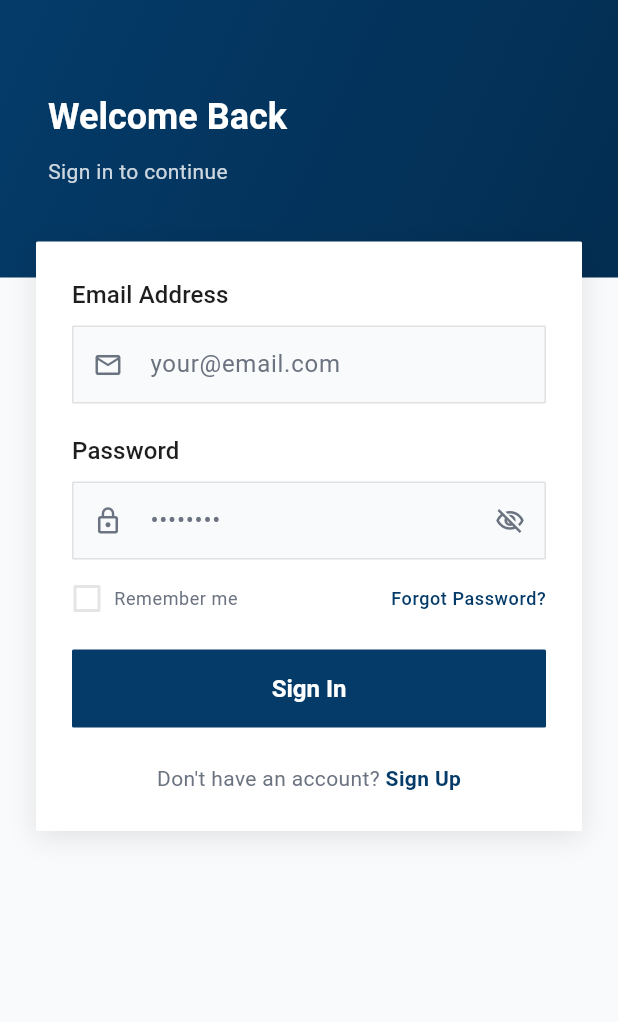
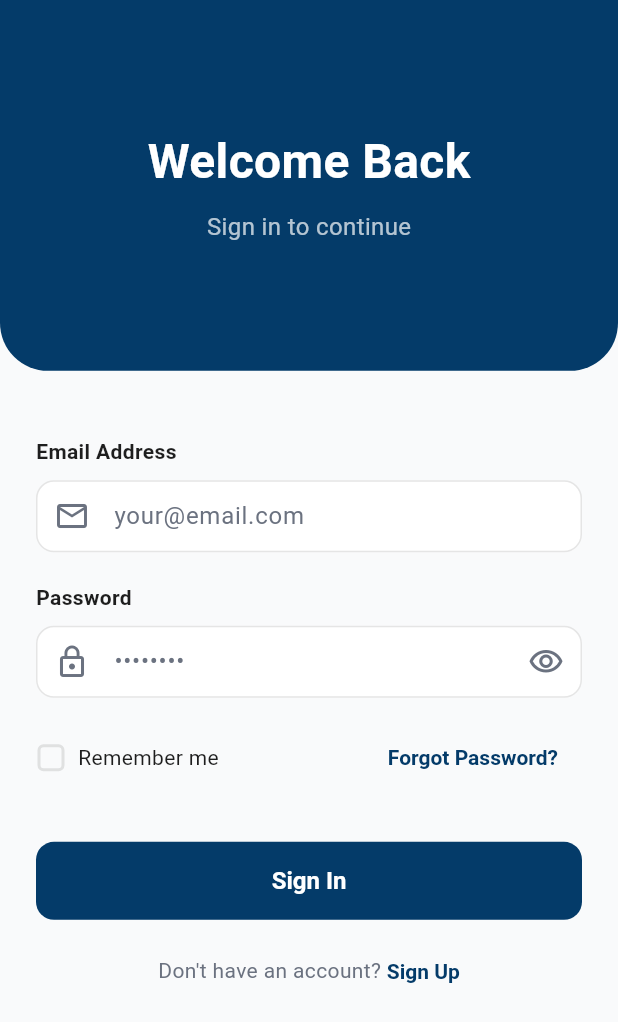
Before and after one commit to niiodartey-tt/suresend, a Flutter app: the screen it shows after launch, on a phone screen of 412 x 824 dp. Shown: the top 1022 px of the screen. Run offline on Flutter 3.47's test engine with Material 3 defaults, Android fonts, the phone set to English and light mode, and no system bars; our stand-ins replace flutter_secure_storage, google_fonts, pinput, share_plus, shared_preferences; accounts and stored records are empty; Roboto replaces fonts that are missing (Lexend Deca).

Commit message:
Implement authentication screens - Login and OTP verification
**Updated Login Screen** (`lib/screens/auth/login_screen.dart`):
- Matches specification: login.png
- Navy blue header section (30% of screen height)
- "Welcome Back" title with "Sign in to continue" subtitle
- White form section (70% of screen)
- Email field with email icon
- Password field with lock icon and visibility toggle
- Remember me checkbox | Forgot Password link
- Sign In button (navy blue, full width, 52px height)
- "Don't have an account? Sign Up" link
- Email validation (format check)
- Password validation (minimum 6 characters)
- Rounded corners on header (32px bottom radius)
- Clean, simple layout matching specification exactly

**New OTP Verification Modal** (`lib/widgets/otp_verification_modal.dart`):
- Matches specification: login_otp_popup.png
- Dark semi-transparent overlay
- Centered white card with rounded corners
- Navy blue header bar with mail icon
- "Verify OTP" title and subtitle
- Shows email address code was sent to
- 6-digit OTP input with auto-advance
- Individual input boxes for each digit
- Auto-focus on first field
- Auto-verify when complete
- Demo OTP: 123456 for testing
- Resend OTP countdown (55 seconds)
- Verify button (light blue when enabled)
- Cancel button (outlined)
- Helper text for demo purposes
- Proper error handling and validation
- Loading state during verification

**Behavior**:
- Login button triggers OTP modal
- OTP modal validates 6-digit code
- Successful verification navigates to Home Screen
- Invalid OTP shows error message and clears fields
- Can resend OTP after countdown expires
- Modal can be closed with Cancel or X button

**Integration**:
- Login screen imports OTP modal
- OTP modal imports Home screen for navigation
- Clean navigation flow: Login → OTP → Home

**Next Steps**:
- Update Sign Up screen
- Update Forgot Password screen
- Create onboarding screens (3 screens)

```diff
--- a/mobile/lib/screens/auth/login_screen.dart
+++ b/mobile/lib/screens/auth/login_screen.dart
@@ -3,9 +3,10 @@ import 'package:provider/provider.dart';
 import 'package:suresend/theme/app_colors.dart';
 import 'package:suresend/theme/app_theme.dart';
 import '../../providers/auth_provider.dart';
+import '../../widgets/otp_verification_modal.dart';
+import '../../screens/home/home_screen.dart';
 import 'register_screen.dart';
 import 'forgot_password_screen.dart';
-import 'otp_verification_screen.dart';
 
 class LoginScreen extends StatefulWidget {
   const LoginScreen({super.key});
@@ -33,85 +34,54 @@ class _LoginScreenState extends State<LoginScreen> {
       return;
     }
 
-    final authProvider = Provider.of<AuthProvider>(context, listen: false);
-
-    final result = await authProvider.login(
-      identifier: _emailController.text.trim(),
-      password: _passwordController.text,
+    // Show OTP verification modal
+    await OTPVerificationModal.show(
+      context: context,
+      email: _emailController.text.trim(),
+      onVerified: () {
+        // Navigate to home screen after successful verification
+        Navigator.of(context).pushAndRemoveUntil(
+          MaterialPageRoute(builder: (context) => const HomeScreen()),
+          (route) => false,
         );
-
-    if (!mounted) return;
-
-    if (result['success']) {
-      final data = result['data'];
-      final phoneNumber = data.phoneNumber;
-
-      if (phoneNumber == null || phoneNumber.isEmpty) {
-        ScaffoldMessenger.of(context).showSnackBar(
-          const SnackBar(
-            content: Text('Phone number not found. Please try again.'),
-            backgroundColor: AppColors.error,
-          ),
+      },
     );
-        return;
-      }
-
-      Navigator.of(context).push(
-        MaterialPageRoute(
-          builder: (context) => OTPVerificationScreen(
-            phoneNumber: phoneNumber,
-            purpose: 'login',
-          ),
-        ),
-      );
-    } else {
-      ScaffoldMessenger.of(context).showSnackBar(
-        SnackBar(
-          content: Text(result['error'] ?? 'Login failed'),
-          backgroundColor: AppColors.error,
-        ),
-      );
-    }
   }
 
   @override
   Widget build(BuildContext context) {
-    final authProvider = Provider.of<AuthProvider>(context);
-
     return Scaffold(
-      backgroundColor: AppColors.background,
-      body: SingleChildScrollView(
+      body: SafeArea(
         child: Column(
           children: [
-            // Gradient Header
+            // Navy Blue Header Section (30% of screen)
             Container(
+              height: MediaQuery.of(context).size.height * 0.30,
               decoration: const BoxDecoration(
-                gradient: LinearGradient(
-                  begin: Alignment.topLeft,
-                  end: Alignment.bottomRight,
-                  colors: [AppColors.primary, AppColors.primaryDark],
+                color: AppColors.primary,
+                borderRadius: BorderRadius.only(
+                  bottomLeft: Radius.circular(32),
+                  bottomRight: Radius.circular(32),
                 ),
               ),
-              padding: const EdgeInsets.fromLTRB(32, 60, 32, 60),
-              width: double.infinity,
-              child: SafeArea(
-                bottom: false,
+              child: const Center(
                 child: Column(
-                  crossAxisAlignment: CrossAxisAlignment.start,
+                  mainAxisAlignment: MainAxisAlignment.center,
                   children: [
                     Text(
                       'Welcome Back',
-                      style: Theme.of(context).textTheme.displaySmall?.copyWith(
-                            color: AppColors.primaryForeground,
-                            fontWeight: FontWeight.w600,
+                      style: TextStyle(
+                        fontSize: 32,
+                        fontWeight: FontWeight.bold,
+                        color: Colors.white,
                       ),
                     ),
-                    const SizedBox(height: 8),
+                    SizedBox(height: 8),
                     Text(
                       'Sign in to continue',
-                      style: Theme.of(context).textTheme.bodyMedium?.copyWith(
-                            color: AppColors.primaryForeground
-                                .withValues(alpha: 0.8),
+                      style: TextStyle(
+                        fontSize: 16,
+                        color: Colors.white70,
                       ),
                     ),
                   ],
@@ -119,91 +89,84 @@ class _LoginScreenState extends State<LoginScreen> {
               ),
             ),
 
-            // Form Card with negative margin to overlap header
-            Transform.translate(
-              offset: const Offset(0, -24),
-              child: Container(
-                constraints: const BoxConstraints(maxWidth: 500),
-                margin: const EdgeInsets.symmetric(horizontal: 24),
-                decoration: BoxDecoration(
-                  color: AppColors.card,
-                  borderRadius:
-                      BorderRadius.circular(AppTheme.cardBorderRadius),
-                  boxShadow: [
-                    BoxShadow(
-                      color: Colors.black.withValues(alpha: 0.1),
-                      blurRadius: 16,
-                      offset: const Offset(0, 4),
-                    ),
-                  ],
-                ),
+            // White Form Section (70% of screen)
+            Expanded(
+              child: SingleChildScrollView(
                 padding: const EdgeInsets.all(24),
                 child: Form(
                   key: _formKey,
                   child: Column(
                     crossAxisAlignment: CrossAxisAlignment.stretch,
                     children: [
-                      // Email Address (can be username or email)
-                      Text(
+                      const SizedBox(height: 20),
+
+                      // Email Address Field
+                      const Text(
                         'Email Address',
-                        style: Theme.of(context).textTheme.labelLarge?.copyWith(
+                        style: TextStyle(
+                          fontSize: 14,
+                          fontWeight: FontWeight.w600,
                           color: AppColors.textPrimary,
-                              fontWeight: FontWeight.w500,
                         ),
                       ),
                       const SizedBox(height: 8),
                       TextFormField(
                         controller: _emailController,
-                        keyboardType: TextInputType.text,
+                        keyboardType: TextInputType.emailAddress,
                         decoration: InputDecoration(
                           hintText: 'your@email.com',
                           prefixIcon: const Icon(
                             Icons.email_outlined,
-                            size: 20,
                             color: AppColors.textMuted,
                           ),
                           filled: true,
-                          fillColor: AppColors.background,
-                          contentPadding: const EdgeInsets.symmetric(
-                            horizontal: 16,
-                            vertical: 14,
+                          fillColor: Colors.white,
+                          border: OutlineInputBorder(
+                            borderRadius: BorderRadius.circular(12),
+                            borderSide: const BorderSide(
+                              color: AppColors.border,
                             ),
-                          border: OutlineInputBorder(
-                            borderRadius: BorderRadius.circular(
-                                AppTheme.inputBorderRadius),
-                            borderSide:
-                                const BorderSide(color: AppColors.border),
                           ),
                           enabledBorder: OutlineInputBorder(
-                            borderRadius: BorderRadius.circular(
-                                AppTheme.inputBorderRadius),
-                            borderSide:
-                                const BorderSide(color: AppColors.border),
+                            borderRadius: BorderRadius.circular(12),
+                            borderSide: const BorderSide(
+                              color: AppColors.border,
+                            ),
                           ),
                           focusedBorder: OutlineInputBorder(
-                            borderRadius: BorderRadius.circular(AppTheme.inputBorderRadius),
-                            borderSide: const BorderSide(color: AppColors.ring, width: 2),
+                            borderRadius: BorderRadius.circular(12),
+                            borderSide: const BorderSide(
+                              color: AppColors.primary,
+                              width: 2,
+                            ),
                           ),
                           errorBorder: OutlineInputBorder(
-                            borderRadius: BorderRadius.circular(AppTheme.inputBorderRadius),
-                            borderSide: const BorderSide(color: AppColors.error),
+                            borderRadius: BorderRadius.circular(12),
+                            borderSide: const BorderSide(
+                              color: AppColors.error,
+                            ),
                           ),
                         ),
                         validator: (value) {
-                          if (value == null || value.trim().isEmpty) {
-                            return 'Please enter your email or username';
+                          if (value == null || value.isEmpty) {
+                            return 'Please enter your email';
+                          }
+                          if (!RegExp(r'^[\w-\.]+@([\w-]+\.)+[\w-]{2,4}$')
+                              .hasMatch(value)) {
+                            return 'Please enter a valid email';
                           }
                           return null;
                         },
                       ),
                       const SizedBox(height: 20),
 
-                      // Password
-                      Text(
+                      // Password Field
+                      const Text(
                         'Password',
-                        style: Theme.of(context).textTheme.labelLarge?.copyWith(
+                        style: TextStyle(
+                          fontSize: 14,
+                          fontWeight: FontWeight.w600,
                           color: AppColors.textPrimary,
-                              fontWeight: FontWeight.w500,
                         ),
                       ),
                       const SizedBox(height: 8),
@@ -214,15 +177,13 @@ class _LoginScreenState extends State<LoginScreen> {
                           hintText: '••••••••',
                           prefixIcon: const Icon(
                             Icons.lock_outline,
-                            size: 20,
                             color: AppColors.textMuted,
                           ),
                           suffixIcon: IconButton(
                             icon: Icon(
                               _obscurePassword
-                                  ? Icons.visibility_off_outlined
-                                  : Icons.visibility_outlined,
-                              size: 20,
+                                  ? Icons.visibility_outlined
+                                  : Icons.visibility_off_outlined,
                               color: AppColors.textMuted,
                             ),
                             onPressed: () {
@@ -232,42 +193,46 @@ class _LoginScreenState extends State<LoginScreen> {
                             },
                           ),
                           filled: true,
-                          fillColor: AppColors.background,
-                          contentPadding: const EdgeInsets.symmetric(
-                            horizontal: 16,
-                            vertical: 14,
+                          fillColor: Colors.white,
+                          border: OutlineInputBorder(
+                            borderRadius: BorderRadius.circular(12),
+                            borderSide: const BorderSide(
+                              color: AppColors.border,
                             ),
-                          border: OutlineInputBorder(
-                            borderRadius: BorderRadius.circular(
-                                AppTheme.inputBorderRadius),
-                            borderSide:
-                                const BorderSide(color: AppColors.border),
                           ),
                           enabledBorder: OutlineInputBorder(
-                            borderRadius: BorderRadius.circular(
-                                AppTheme.inputBorderRadius),
-                            borderSide:
-                                const BorderSide(color: AppColors.border),
+                            borderRadius: BorderRadius.circular(12),
+                            borderSide: const BorderSide(
+                              color: AppColors.border,
+                            ),
                           ),
                           focusedBorder: OutlineInputBorder(
-                            borderRadius: BorderRadius.circular(AppTheme.inputBorderRadius),
-                            borderSide: const BorderSide(color: AppColors.ring, width: 2),
+                            borderRadius: BorderRadius.circular(12),
+                            borderSide: const BorderSide(
+                              color: AppColors.primary,
+                              width: 2,
+                            ),
                           ),
                           errorBorder: OutlineInputBorder(
-                            borderRadius: BorderRadius.circular(AppTheme.inputBorderRadius),
-                            borderSide: const BorderSide(color: AppColors.error),
+                            borderRadius: BorderRadius.circular(12),
+                            borderSide: const BorderSide(
+                              color: AppColors.error,
+                            ),
                           ),
                         ),
                         validator: (value) {
                           if (value == null || value.isEmpty) {
                             return 'Please enter your password';
                           }
+                          if (value.length < 6) {
+                            return 'Password must be at least 6 characters';
+                          }
                           return null;
                         },
                       ),
                       const SizedBox(height: 16),
 
-                      // Remember Me & Forgot Password
+                      // Remember Me & Forgot Password Row
                       Row(
                         mainAxisAlignment: MainAxisAlignment.spaceBetween,
                         children: [
@@ -283,77 +248,60 @@ class _LoginScreenState extends State<LoginScreen> {
                                       _rememberMe = value ?? false;
                                     });
                                   },
-                                  materialTapTargetSize: MaterialTapTargetSize.shrinkWrap,
                                   activeColor: AppColors.primary,
+                                  shape: RoundedRectangleBorder(
+                                    borderRadius: BorderRadius.circular(4),
+                                  ),
                                 ),
                               ),
                               const SizedBox(width: 8),
-                              Text(
+                              const Text(
                                 'Remember me',
-                                style: Theme.of(context)
-                                    .textTheme
-                                    .bodySmall
-                                    ?.copyWith(
-                                      color: AppColors.textSecondary,
+                                style: TextStyle(
+                                  fontSize: 14,
+                                  color: AppColors.textPrimary,
                                 ),
                               ),
                             ],
                           ),
                           TextButton(
                             onPressed: () {
-                              Navigator.of(context).push(
+                              Navigator.push(
+                                context,
                                 MaterialPageRoute(
                                   builder: (context) =>
                                       const ForgotPasswordScreen(),
                                 ),
                               );
                             },
-                            style: TextButton.styleFrom(
-                              padding: EdgeInsets.zero,
-                              minimumSize: const Size(0, 0),
-                              tapTargetSize: MaterialTapTargetSize.shrinkWrap,
-                            ),
-                            child: Text(
+                            child: const Text(
                               'Forgot Password?',
-                              style: Theme.of(context)
-                                  .textTheme
-                                  .bodySmall
-                                  ?.copyWith(
+                              style: TextStyle(
+                                fontSize: 14,
                                 color: AppColors.primary,
-                                    fontWeight: FontWeight.w500,
+                                fontWeight: FontWeight.w600,
                               ),
                             ),
                           ),
                         ],
                       ),
-                      const SizedBox(height: 24),
+
+                      const SizedBox(height: 32),
 
                       // Sign In Button
                       SizedBox(
                         height: 52,
                         child: ElevatedButton(
-                          onPressed:
-                              authProvider.isLoading ? null : _handleLogin,
+                          onPressed: _handleLogin,
                           style: ElevatedButton.styleFrom(
                             backgroundColor: AppColors.primary,
-                            foregroundColor: AppColors.primaryForeground,
+                            foregroundColor: Colors.white,
                             shape: RoundedRectangleBorder(
-                              borderRadius: BorderRadius.circular(
-                                  AppTheme.buttonBorderRadius),
+                              borderRadius: BorderRadius.circular(12),
                             ),
                             elevation: 0,
                           ),
-                          child: authProvider.isLoading
-                              ? const SizedBox(
-                                  width: 20,
-                                  height: 20,
-                                  child: CircularProgressIndicator(
-                                    strokeWidth: 2,
-                                    valueColor:
-                                        AlwaysStoppedAnimation<Color>(AppColors.primaryForeground),
-                                  ),
-                                )
-                              : const Text(
+                          child: const Text(
                             'Sign In',
                             style: TextStyle(
                               fontSize: 16,
@@ -368,15 +316,17 @@ class _LoginScreenState extends State<LoginScreen> {
                       Row(
                         mainAxisAlignment: MainAxisAlignment.center,
                         children: [
-                          Text(
+                          const Text(
                             "Don't have an account? ",
-                            style: Theme.of(context).textTheme.bodyMedium?.copyWith(
+                            style: TextStyle(
+                              fontSize: 14,
                               color: AppColors.textSecondary,
                             ),
                           ),
                           TextButton(
                             onPressed: () {
-                              Navigator.of(context).push(
+                              Navigator.push(
+                                context,
                                 MaterialPageRoute(
                                   builder: (context) => const RegisterScreen(),
                                 ),
@@ -384,12 +334,13 @@ class _LoginScreenState extends State<LoginScreen> {
                             },
                             style: TextButton.styleFrom(
                               padding: EdgeInsets.zero,
-                              minimumSize: const Size(0, 0),
+                              minimumSize: Size.zero,
                               tapTargetSize: MaterialTapTargetSize.shrinkWrap,
                             ),
-                            child: Text(
+                            child: const Text(
                               'Sign Up',
-                              style: Theme.of(context).textTheme.bodyMedium?.copyWith(
+                              style: TextStyle(
+                                fontSize: 14,
                                 color: AppColors.primary,
                                 fontWeight: FontWeight.w600,
                               ),
@@ -402,7 +353,6 @@ class _LoginScreenState extends State<LoginScreen> {
                 ),
               ),
             ),
-            const SizedBox(height: 40),
           ],
         ),
       ),
```
Also changed, not shown: mobile/lib/widgets/otp_verification_modal.dart (added, +425 -0 lines). Lines whose indentation alone changed are shown as unchanged.
